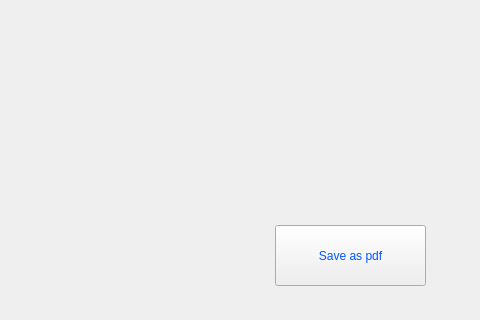
Above: Ploteus/plotting.ui from Atsanda/Ploteus before the change; both pictures show x 355 to 835 and y 175 to 495 of the 835 by 495 pixel window. Below: the same form after it.
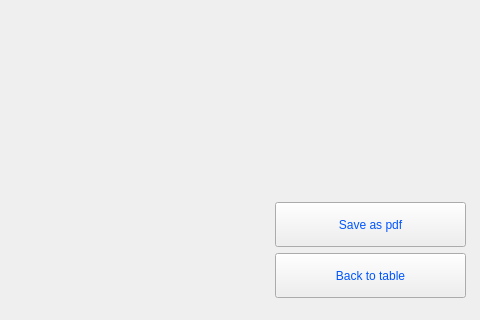
That is the form after the change. Icons and pictures are not drawn. Custom widgets are drawn as their Qt base class.

```diff
--- a/Ploteus/plotting.ui
+++ b/Ploteus/plotting.ui
@@ -13,35 +13,127 @@
   <property name="windowTitle">
    <string>Form</string>
   </property>
-  <widget class="QCustomPlot" name="Plotting_zone" native="true">
-   <property name="geometry">
-    <rect>
-     <x>10</x>
-     <y>10</y>
-     <width>611</width>
-     <height>451</height>
-    </rect>
-   </property>
-   <zorder>Aproximate_button</zorder>
-  </widget>
-  <widget class="QPushButton" name="Save_as_pdf">
-   <property name="geometry">
-    <rect>
-     <x>630</x>
-     <y>400</y>
-     <width>151</width>
-     <height>61</height>
-    </rect>
-   </property>
-   <property name="styleSheet">
-    <string notr="true">background-image: url(:/window/Button.png);
+  <layout class="QVBoxLayout" name="verticalLayout_2">
+   <item>
+    <spacer name="verticalSpacer">
+     <property name="orientation">
+      <enum>Qt::Vertical</enum>
+     </property>
+     <property name="sizeHint" stdset="0">
+      <size>
+       <width>20</width>
+       <height>0</height>
+      </size>
+     </property>
+    </spacer>
+   </item>
+   <item>
+    <layout class="QGridLayout" name="gridLayout">
+     <item row="0" column="0">
+      <widget class="QCustomPlot" name="Plotting_zone" native="true">
+       <property name="minimumSize">
+        <size>
+         <width>611</width>
+         <height>451</height>
+        </size>
+       </property>
+       <property name="maximumSize">
+        <size>
+         <width>611</width>
+         <height>451</height>
+        </size>
+       </property>
+       <zorder>Save_as_pdf</zorder>
+       <zorder>Back_to_table</zorder>
+      </widget>
+     </item>
+     <item row="0" column="1">
+      <layout class="QVBoxLayout" name="verticalLayout">
+       <item>
+        <spacer name="verticalSpacer_3">
+         <property name="orientation">
+          <enum>Qt::Vertical</enum>
+         </property>
+         <property name="sizeHint" stdset="0">
+          <size>
+           <width>20</width>
+           <height>40</height>
+          </size>
+         </property>
+        </spacer>
+       </item>
+       <item>
+        <widget class="QPushButton" name="Save_as_pdf">
+         <property name="sizePolicy">
+          <sizepolicy hsizetype="Fixed" vsizetype="Fixed">
+           <horstretch>0</horstretch>
+           <verstretch>0</verstretch>
+          </sizepolicy>
+         </property>
+         <property name="minimumSize">
+          <size>
+           <width>191</width>
+           <height>45</height>
+          </size>
+         </property>
+         <property name="maximumSize">
+          <size>
+           <width>191</width>
+           <height>45</height>
+          </size>
+         </property>
+         <property name="styleSheet">
+          <string notr="true">background-image: url(:/window/Button.png);
 color: rgb(0, 85, 255);
-font: 20pt &quot;MS Shell Dlg 2&quot;;</string>
-   </property>
-   <property name="text">
-    <string>Save as pdf</string>
-   </property>
-  </widget>
+font: 18pt &quot;MS Shell Dlg 2&quot;;</string>
+         </property>
+         <property name="text">
+          <string>Save as pdf</string>
+         </property>
+        </widget>
+       </item>
+       <item>
+        <widget class="QPushButton" name="Back_to_table">
+         <property name="minimumSize">
+          <size>
+           <width>191</width>
+           <height>45</height>
+          </size>
+         </property>
+         <property name="maximumSize">
+          <size>
+           <width>191</width>
+           <height>45</height>
+          </size>
+         </property>
+         <property name="styleSheet">
+          <string notr="true">background-image: url(:/window/Button.png);
+color: rgb(0, 85, 255);
+font: 18pt &quot;MS Shell Dlg 2&quot;;</string>
+         </property>
+         <property name="text">
+          <string>Back to table</string>
+         </property>
+        </widget>
+       </item>
+      </layout>
+     </item>
+    </layout>
+   </item>
+   <item>
+    <spacer name="verticalSpacer_2">
+     <property name="orientation">
+      <enum>Qt::Vertical</enum>
+     </property>
+     <property name="sizeHint" stdset="0">
+      <size>
+       <width>20</width>
+       <height>0</height>
+      </size>
+     </property>
+    </spacer>
+   </item>
+  </layout>
  </widget>
  <customwidgets>
   <customwidget>
```
Left out of the diff: 2 changed lines with no effect on the pictures.
